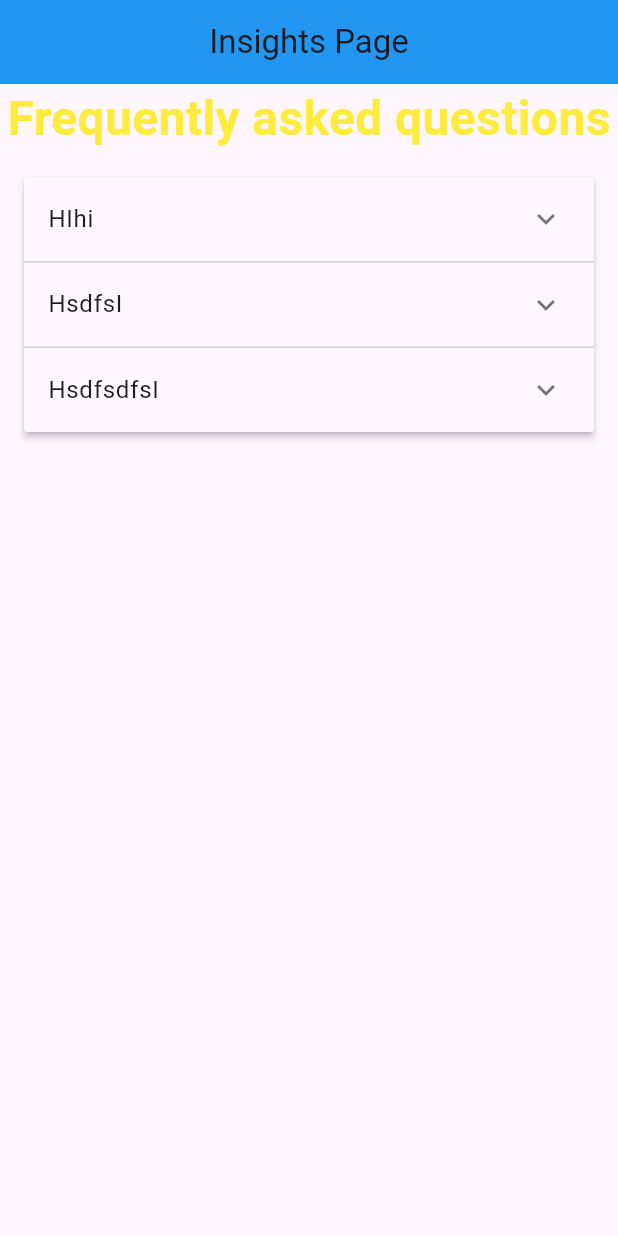
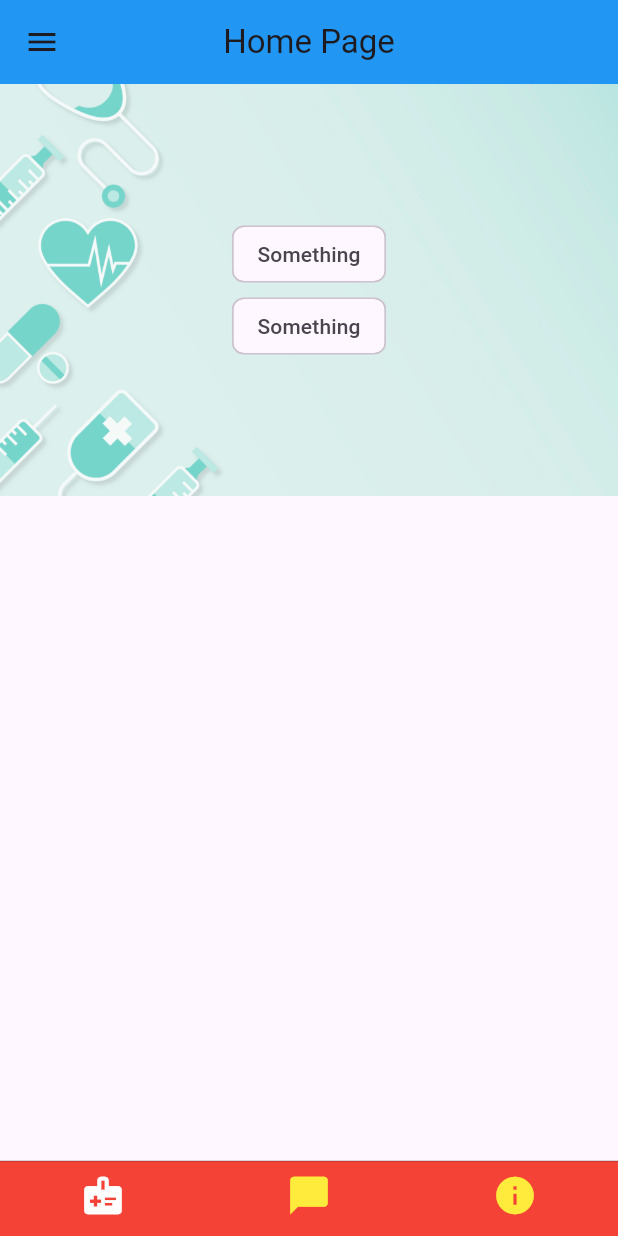
Before and after one commit to attreyee-muk/sakhi_app, a Flutter app: the screen it shows after launch, on a phone screen of 412 x 824 dp. Run offline on Flutter 3.47's test engine with Material 3 defaults, Android fonts, the phone set to English and light mode, and no system bars; missing offline and left inert: dialog_flowtter.

Commit message:
New Commits

```diff
--- a/lib/faqs.dart
+++ b/lib/faqs.dart
@@ -27,9 +27,7 @@ class _InsightsPageState extends State<InsightsPage> {
   ];
   @override
   Widget build(BuildContext context) {
-    return MaterialApp(
-      debugShowCheckedModeBanner: false,
-      home: Scaffold(
+    return Scaffold(
         appBar: AppBar(
           title: const Text("Insights Page"),
           centerTitle: true,
@@ -75,7 +73,6 @@ class _InsightsPageState extends State<InsightsPage> {
             ),
           ],
         ),
-      ),
-    );
+      );
   }
 }
--- /dev/null
+++ b/lib/home_page.dart
@@ -0,0 +1,40 @@
+import 'package:flutter/material.dart';
+
+class HomePage extends StatefulWidget {
+  const HomePage({super.key});
+
+  @override
+  State<HomePage> createState() => _HomePageState();
+}
+
+class _HomePageState extends State<HomePage> {
+  @override
+  Widget build(BuildContext context) {
+    return Scaffold(
+      body: Column(
+            //mainAxisAlignment: MainAxisAlignment.center,
+            crossAxisAlignment: CrossAxisAlignment.center,
+            children: [
+              Stack(
+                alignment: Alignment.center,
+                children: [
+
+                Image.asset(
+                  'assets/v870-tang-36.jpg',
+                  //height: ,
+                  width: double.infinity,
+                ),
+                const Column(
+                  crossAxisAlignment: CrossAxisAlignment.center,
+                  //mainAxisAlignment: MainAxisAlignment.center,
+                  children: [
+                    Chip(label: Text("Something")),
+                    Chip(label: Text("Something")),
+                  ],
+                ),
+              ]),
+            ],
+          ),
+    );
+  }
+}
--- a/lib/main.dart
+++ b/lib/main.dart
@@ -1,10 +1,15 @@
+import 'package:flutter/cupertino.dart';
 import 'package:flutter/material.dart';
-import 'package:flutter_pages/chatbot.dart';
+import 'package:flutter_pages/Messages.dart';
+import 'package:flutter_pages/chatbot_ui.dart';
 import 'package:flutter_pages/doctor_info.dart';
 import 'package:flutter_pages/faqs.dart';
+import 'package:flutter_pages/home_page.dart';
+
+import 'package:dialog_flowtter/dialog_flowtter.dart';
 
 void main() {
-  runApp(const InsightsPage());
+  runApp(const MyApp());
 }
 
 class MyApp extends StatefulWidget {
@@ -15,12 +20,25 @@ class MyApp extends StatefulWidget {
 }
 
 class _MyAppState extends State<MyApp> {
-  int currentPage=0;
-  List<Widget> pages=[
-    const DoctorInfo(),
-    const ChatBot(),
-    const InsightsPage(),
-    ];
+  int _page=0;
+  late PageController pageController;
+  final List messages=[];
+
+  void navigationTapped(int page){
+    pageController.jumpToPage(page);
+  }
+
+  void pagechanged(int page){
+    setState(() {
+      _page=page;
+    });
+  }
+  @override
+  void initState() {
+    super.initState();
+    pageController=PageController();
+  }
+
   // This widget is the root of your application.
   @override
   Widget build(BuildContext context) {
@@ -82,56 +100,34 @@ class _MyAppState extends State<MyApp> {
             ],
           ),
         ),
-        body: Column(
-          //mainAxisAlignment: MainAxisAlignment.center,
-          crossAxisAlignment: CrossAxisAlignment.center,
-          children: [
-            Stack(
-              alignment: Alignment.center,
-              children: [
-
-              Image.asset(
-                'assets/clean-medical-background/v870-tang-36.jpg',
-                //height: ,
-                width: double.infinity,
-              ),
-              const Column(
-                crossAxisAlignment: CrossAxisAlignment.center,
-                //mainAxisAlignment: MainAxisAlignment.center,
-                children: [
-                  Chip(label: Text("Something")),
-                  Chip(label: Text("Something")),
-                ],
-              ),
-            ]),
+        body: PageView(
+          physics: NeverScrollableScrollPhysics(),
+          children:  [
+            HomePage(),
+            Home(),
+            InsightsPage()
           ],
+          controller: pageController,
+          onPageChanged: pagechanged,
         ),
-        bottomNavigationBar: BottomNavigationBar(
-          // currentIndex: currentPage,
-          // onTap: (value){
-          //   setState(() {
-          //     currentPage=value;
-          //     print(currentPage);
-          //     Navigator.of(context).push(MaterialPageRoute(builder: (context){
-          //     return pages[currentPage];
-          //   }));
-          //   });
-          // },
+        bottomNavigationBar: CupertinoTabBar(
+          backgroundColor: Colors.red,
           items:  [
-            const BottomNavigationBarItem(
-            icon: Icon(Icons.medical_information),
-            label:"Doctor's info"),
-            const BottomNavigationBarItem(
-            icon: Icon(Icons.chat_bubble),
-            label:"Chatbot"),
-            BottomNavigationBarItem(icon: IconButton(icon:const Icon(Icons.info),
-            onPressed: () {
-              Navigator.of(context).push(MaterialPageRoute(builder: (context){
-                return const InsightsPage();
-              }));
-            }),
-            label: "Insights")
+            BottomNavigationBarItem(
+            icon: Icon(Icons.medical_information,
+            color: _page==0?Colors.white:Colors.yellow
+            ),
+            ),
+            BottomNavigationBarItem(
+            icon: Icon(Icons.chat_bubble,
+            color:_page==1?Colors.white:Colors.yellow,),
+            ),
+            BottomNavigationBarItem(
+              icon: Icon(Icons.info,
+              color:_page==2?Colors.white:Colors.yellow,),
+            ),
             ],
+            onTap: navigationTapped,
         ),
       ),
     );
--- a/pubspec.yaml
+++ b/pubspec.yaml
@@ -30,6 +30,7 @@ environment:
 dependencies:
   flutter:
     sdk: flutter
+  dialog_flowtter:
 
 
   # The following adds the Cupertino Icons font to your application.
@@ -60,7 +61,7 @@ flutter:
 
   # To add assets to your application, add an assets section, like this:
   assets:
-     - assets/clean-medical-background/v870-tang-36.jpg
+     - assets/
   #   - images/a_dot_ham.jpeg
 
   # An image asset can refer to one or more resolution-specific "variants", see
```
Also changed, not shown: assets/dialog_flow_auth.json (added, +13 -0 lines), lib/Messages.dart (added, +39 -0 lines), lib/chatbot.dart (deleted, +0 -15 lines), lib/chatbot_ui.dart (added, +100 -0 lines), assets/v870-tang-36.jpg (renamed from assets/clean-medical-background/v870-tang-36.jpg), pubspec.lock, 1 other file.
